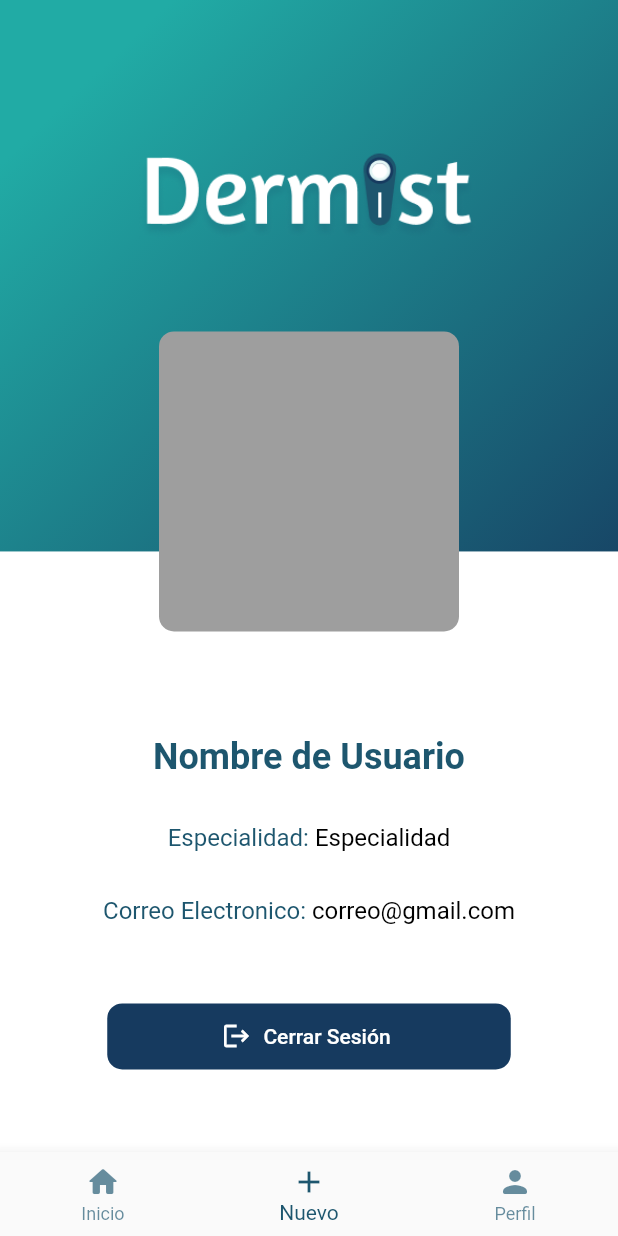
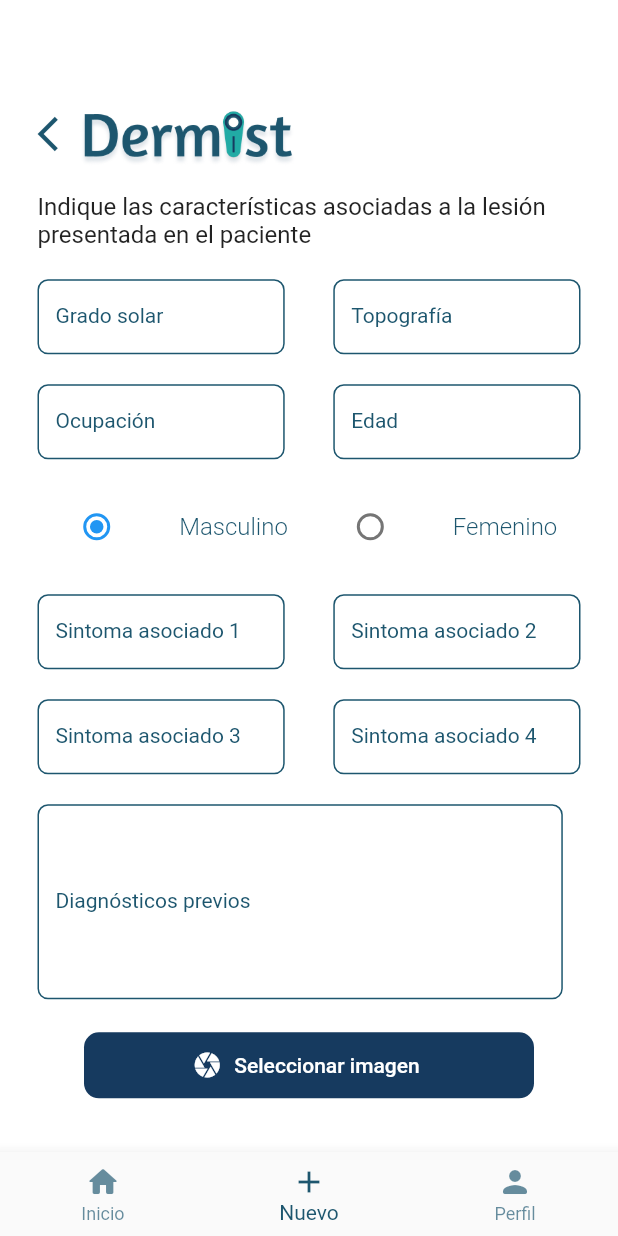
Before and after one commit to Joselian2204/DermistFront, a Flutter app: the NavBar screen opened directly, item 2 of the bottom bar chosen, on a phone screen of 412 x 824 dp. Run offline on Flutter 3.47's test engine with Material 2 defaults, Android fonts, the phone set to English and light mode, and no system bars; our stand-ins replace firebase_analytics, firebase_auth, firebase_core, get, google_sign_in; missing offline and left inert: dart:ffi; accounts and stored records are empty.

Commit message:
BottomSheet and Form added

```diff
--- a/lib/src/features/authentication/navbar/navbar.dart
+++ b/lib/src/features/authentication/navbar/navbar.dart
@@ -1,6 +1,7 @@
 import 'package:dermist/src/common_widgets/bottom_bar_item.dart';
 import 'package:dermist/src/constants/colors.dart';
 import 'package:dermist/src/features/authentication/controllers/navbar_controller.dart';
+import 'package:dermist/src/features/authentication/screens/form/form.dart';
 import 'package:dermist/src/features/authentication/screens/home_page/home_page.dart';
 import 'package:dermist/src/features/authentication/screens/profile/profile.dart';
 import 'package:flutter/material.dart';
@@ -17,6 +18,7 @@ class NavBar extends StatelessWidget{
           index: controller.tabIndex,
           children:[
             HomePage(),
+            FormDermist(),
             Profile(),
           ],
         ),
--- /dev/null
+++ b/lib/src/features/authentication/screens/form/Widgets/form_field.dart
@@ -0,0 +1,15 @@
+import 'package:flutter/material.dart';
+
+class CustomFormField extends StatelessWidget {
+  final TextEditingController _controller = TextEditingController();
+
+  CustomFormField({Key? key}) : super(key: key);
+
+  @override
+  Widget build(BuildContext context) {
+    final size = MediaQuery.of(context).size;
+    return TextFormField(
+      controller: _controller,
+    );
+  }
+}
--- /dev/null
+++ b/lib/src/features/authentication/screens/form/form.dart
@@ -0,0 +1,324 @@
+import 'package:dermist/src/constants/colors.dart';
+import 'package:dermist/src/constants/image_strings.dart';
+import 'package:dermist/src/features/authentication/screens/form/Widgets/form_field.dart';
+import 'package:dermist/src/utils/theme/widget_themes/log_in_btn.dart';
+import 'package:flutter/material.dart';
+
+class FormDermist extends StatelessWidget {
+  const FormDermist({Key? key}) : super(key: key);
+
+  @override
+  Widget build(BuildContext context) {
+    final size = MediaQuery.of(context).size;
+    int _value = 1;
+    return Scaffold(
+      body: SingleChildScrollView(
+        child: Container(
+          padding: const EdgeInsets.only(top: 60, left: 25, right: 25),
+          width: size.width,
+          height: size.height,
+          decoration: const BoxDecoration(
+            color: pureWhite,
+          ),
+          child: Column(
+            children: [
+              GestureDetector(
+                onTap: () {},
+                child: Row(
+                  children: const [
+                    Icon(Icons.arrow_back_ios, color: secondaryColor, size: 28),
+                    Image(
+                      image: AssetImage(imagotipoColor),
+                      width: 145,
+                    )
+                  ],
+                ),
+              ),
+              Row(
+                children: [
+                  Container(
+                    width: size.width * 0.86,
+                    padding: EdgeInsets.symmetric(vertical: 10),
+                    child: const Text(
+                      'Indique las características asociadas a la lesión presentada en el paciente',
+                      style: TextStyle(fontSize: 16),
+                    ),
+                  ),
+                ],
+              ),
+              const SizedBox(height: 10),
+              Row(
+                mainAxisAlignment: MainAxisAlignment.spaceBetween,
+                children: [
+                  Container(
+                    width: size.width * 0.4,
+                    height: 50,
+                    child: TextFormField(
+                      keyboardType: TextInputType.number,
+                      decoration: InputDecoration(
+                        hintText: "horas/día",
+                        labelText: 'Grado solar',
+                        labelStyle: const TextStyle(
+                            color: secondaryColor, fontSize: 14),
+                        enabledBorder: OutlineInputBorder(
+                            borderRadius: BorderRadius.circular(7),
+                            borderSide:
+                                BorderSide(color: secondaryColor, width: 1)),
+                        focusedBorder: OutlineInputBorder(
+                          borderRadius: BorderRadius.circular(7),
+                          borderSide:
+                              BorderSide(color: secondaryColor, width: 1),
+                        ),
+                      ),
+                    ),
+                  ),
+                  Container(
+                    width: size.width * 0.4,
+                    height: 50,
+                    child: TextFormField(
+                      keyboardType: TextInputType.text,
+                      decoration: InputDecoration(
+                        labelText: 'Topografía',
+                        hintText: "frente...",
+                        labelStyle: const TextStyle(
+                            color: secondaryColor, fontSize: 14),
+                        enabledBorder: OutlineInputBorder(
+                            borderRadius: BorderRadius.circular(7),
+                            borderSide:
+                                BorderSide(color: secondaryColor, width: 1)),
+                        focusedBorder: OutlineInputBorder(
+                          borderRadius: BorderRadius.circular(7),
+                          borderSide:
+                              BorderSide(color: secondaryColor, width: 1),
+                        ),
+                      ),
+                    ),
+                  )
+                ],
+              ),
+              const SizedBox(height: 20),
+              Row(
+                mainAxisAlignment: MainAxisAlignment.spaceBetween,
+                children: [
+                  Container(
+                    width: size.width * 0.4,
+                    height: 50,
+                    child: TextFormField(
+                      keyboardType: TextInputType.text,
+                      decoration: InputDecoration(
+                        hintText: "obrero...",
+                        labelText: 'Ocupación',
+                        labelStyle: const TextStyle(
+                            color: secondaryColor, fontSize: 14),
+                        enabledBorder: OutlineInputBorder(
+                            borderRadius: BorderRadius.circular(7),
+                            borderSide:
+                                BorderSide(color: secondaryColor, width: 1)),
+                        focusedBorder: OutlineInputBorder(
+                          borderRadius: BorderRadius.circular(7),
+                          borderSide:
+                              BorderSide(color: secondaryColor, width: 1),
+                        ),
+                      ),
+                    ),
+                  ),
+                  Container(
+                    width: size.width * 0.4,
+                    height: 50,
+                    child: TextFormField(
+                      keyboardType: TextInputType.number,
+                      decoration: InputDecoration(
+                        hintText: "22...",
+                        labelText: 'Edad',
+                        labelStyle: const TextStyle(
+                            color: secondaryColor, fontSize: 14),
+                        enabledBorder: OutlineInputBorder(
+                            borderRadius: BorderRadius.circular(7),
+                            borderSide:
+                                BorderSide(color: secondaryColor, width: 1)),
+                        focusedBorder: OutlineInputBorder(
+                          borderRadius: BorderRadius.circular(7),
+                          borderSide:
+                              BorderSide(color: secondaryColor, width: 1),
+                        ),
+                      ),
+                    ),
+                  )
+                ],
+              ),
+              const SizedBox(height: 20),
+              Row(
+                mainAxisAlignment: MainAxisAlignment.spaceAround,
+                children: [
+                  Container(
+                      height: 50,
+                      child: Radio(
+                        value: 1,
+                        groupValue: _value,
+                        onChanged: (value) {},
+                      )),
+                  const Text(
+                    'Masculino',
+                    style: TextStyle(
+                        fontSize: 16,
+                        fontWeight: FontWeight.w300,
+                        color: secondaryColor),
+                  ),
+                  Container(
+                      height: 50,
+                      child: Radio(
+                        value: 2,
+                        groupValue: _value,
+                        onChanged: (value) {}
+                      )),
+                  const Text('Femenino',
+                    style: TextStyle(
+                        fontSize: 16,
+                        fontWeight: FontWeight.w300,
+                        color: secondaryColor
+                    ),
+                  ),
+                ],
+              ),
+              const SizedBox(height: 20),
+              Row(
+                mainAxisAlignment: MainAxisAlignment.spaceBetween,
+                children: [
+                  Container(
+                    width: size.width * 0.4,
+                    height: 50,
+                    child: TextFormField(
+                      keyboardType: TextInputType.text,
+                      decoration: InputDecoration(
+                        labelText: 'Sintoma asociado 1',
+                        labelStyle: const TextStyle(
+                            color: secondaryColor, fontSize: 14),
+                        enabledBorder: OutlineInputBorder(
+                            borderRadius: BorderRadius.circular(7),
+                            borderSide:
+                            BorderSide(color: secondaryColor, width: 1)),
+                        focusedBorder: OutlineInputBorder(
+                          borderRadius: BorderRadius.circular(7),
+                          borderSide:
+                          BorderSide(color: secondaryColor, width: 1),
+                        ),
+                      ),
+                    ),
+                  ),
+                  Container(
+                    width: size.width * 0.4,
+                    height: 50,
+                    child: TextFormField(
+                      keyboardType: TextInputType.text,
+                      decoration: InputDecoration(
+                        labelText: 'Sintoma asociado 2',
+                        labelStyle: const TextStyle(
+                            color: secondaryColor, fontSize: 14),
+                        enabledBorder: OutlineInputBorder(
+                            borderRadius: BorderRadius.circular(7),
+                            borderSide:
+                            BorderSide(color: secondaryColor, width: 1)),
+                        focusedBorder: OutlineInputBorder(
+                          borderRadius: BorderRadius.circular(7),
+                          borderSide:
+                          BorderSide(color: secondaryColor, width: 1),
+                        ),
+                      ),
+                    ),
+                  )
+                ],
+              ),
+              const SizedBox(height: 20),
+              Row(
+                mainAxisAlignment: MainAxisAlignment.spaceBetween,
+                children: [
+                  Container(
+                    width: size.width * 0.4,
+                    height: 50,
+                    child: TextFormField(
+                      keyboardType: TextInputType.text,
+                      decoration: InputDecoration(
+                        labelText: 'Sintoma asociado 3',
+                        labelStyle: const TextStyle(
+                            color: secondaryColor, fontSize: 14),
+                        enabledBorder: OutlineInputBorder(
+                            borderRadius: BorderRadius.circular(7),
+                            borderSide:
+                            BorderSide(color: secondaryColor, width: 1)),
+                        focusedBorder: OutlineInputBorder(
+                          borderRadius: BorderRadius.circular(7),
+                          borderSide:
+                          BorderSide(color: secondaryColor, width: 1),
+                        ),
+                      ),
+                    ),
+                  ),
+                  Container(
+                    width: size.width * 0.4,
+                    height: 50,
+                    child: TextFormField(
+                      keyboardType: TextInputType.text,
+                      decoration: InputDecoration(
+                        labelText: 'Sintoma asociado 4',
+                        labelStyle: const TextStyle(
+                            color: secondaryColor, fontSize: 14),
+                        enabledBorder: OutlineInputBorder(
+                            borderRadius: BorderRadius.circular(7),
+                            borderSide:
+                            BorderSide(color: secondaryColor, width: 1)),
+                        focusedBorder: OutlineInputBorder(
+                          borderRadius: BorderRadius.circular(7),
+                          borderSide:
+                          BorderSide(color: secondaryColor, width: 1),
+                        ),
+                      ),
+                    ),
+                  )
+                ],
+              ),
+              const SizedBox(height: 20),
+              Row(
+                children: [
+                  SizedBox(
+                    height: 130,
+                    width: size.width * 0.85,//     <-- TextField expands to this height.
+                    child: TextField(
+                      maxLines: null, // Set this
+                      expands: true, // and this
+                      keyboardType: TextInputType.multiline,
+                      decoration: InputDecoration(
+                        labelText: 'Diagnósticos previos',
+                        labelStyle: const TextStyle(
+                            color: secondaryColor, fontSize: 14),
+                        enabledBorder: OutlineInputBorder(
+                            borderRadius: BorderRadius.circular(7),
+                            borderSide:
+                            BorderSide(color: secondaryColor, width: 1)),
+                        focusedBorder: OutlineInputBorder(
+                          borderRadius: BorderRadius.circular(7),
+                          borderSide:
+                          BorderSide(color: secondaryColor, width: 1),
+                        ),
+                      ),
+                    ),
+                  )
+                ],
+              ),
+              const SizedBox(height: 20),
+              ElevatedButton.icon(
+                  style: buttonCamera,
+                  onPressed: (){},
+                  icon: const Icon(
+                    Icons.camera,
+                    size: 20,
+                    color: pureWhite,
+                  ),
+                  label: const Text('Seleccionar imagen')
+              )
+            ],
+          ),
+        ),
+      ),
+    );
+  }
+}
--- /dev/null
+++ b/lib/src/features/authentication/screens/home_page/Widgets/bottom_sheet.dart
@@ -0,0 +1,104 @@
+import 'package:dermist/src/constants/colors.dart';
+import 'package:flutter/material.dart';
+
+class BottomSheetCard extends StatelessWidget{
+  const BottomSheetCard({Key? key}) : super(key: key);
+
+  @override
+  Widget build(BuildContext context) {
+    final size = MediaQuery.of(context).size;
+    return DraggableScrollableSheet(
+      initialChildSize: 0.8,
+      minChildSize: 0.5,
+      maxChildSize: 0.8,
+      builder: (_, controller) => Container(
+        decoration: const BoxDecoration(
+          borderRadius: BorderRadius.vertical(top: Radius.circular(20)),
+          color: pureWhite,
+        ),
+        //padding: const EdgeInsets.all(16),
+        child: ListView(
+          controller: controller,
+          children: [
+            Row(
+              children: [
+                Container(
+                  padding: const EdgeInsets.all(0),
+                  height: 250,
+                  width: size.width,
+                  decoration: const BoxDecoration(
+                      borderRadius: BorderRadius.vertical(top: Radius.circular(20)),
+                      image: DecorationImage(
+                          image: AssetImage('assets/images/card/one.png'),
+                          fit: BoxFit.fitWidth
+                      )
+                  ),
+                )
+              ],
+            ),
+            Container(
+              padding: const EdgeInsets.all(20),
+              child: Column(
+                children: [
+                  Row(
+                    mainAxisAlignment: MainAxisAlignment.center,
+                    children: const [
+                      Text('Nombre Enfermedad',
+                        style: TextStyle(
+                            color: secondaryColor,
+                            fontSize: 24,
+                            fontWeight: FontWeight.bold
+                        ),
+                      ),
+                    ],
+                  ),
+                  const SizedBox(height: 20),
+                  Row(
+                    children: [
+                      Container(
+                        //color: primaryColor,
+                        width: size.width * 0.89,
+                        padding: const EdgeInsets.symmetric(horizontal: 10),
+                        child: const Text(
+                          'La rosácea es una afección común de la piel que causa rubor o enrojecimiento y vasos sanguíneos visibles en la cara. Además, puede producir pequeños bultos llenos de pus. Estos signos y síntomas pueden aparecer durante semanas o meses y luego desaparecer por un tiempo. La rosácea puede confundirse con el acné, otros problemas de la piel o la rubicundez natural.',
+                          style: TextStyle(fontSize: 16),
+                        ),
+                      )
+                    ],
+                  ),
+                  Row(
+                    children: [
+                      Container(
+                        padding: const EdgeInsets.symmetric(vertical: 20,horizontal: 10),
+                        child: const Text('Signos',
+                          style: TextStyle(
+                              color: secondaryColor,
+                              fontSize: 16,
+                              fontWeight: FontWeight.bold
+                          ),
+                        ),
+                      ),
+                    ],
+                  ),
+                  Row(
+                    children: [
+                      Container(
+                        padding: const EdgeInsets.symmetric(horizontal: 30),
+                        child: const Text('Sintoma 1...',
+                          style: TextStyle(
+                            fontSize: 16,
+                          ),
+                        ),
+                      ),
+                    ],
+                  )
+                ],
+              ),
+            ),
+          ],
+        ),
+      ),
+    );
+  }
+
+}
--- a/lib/src/features/authentication/screens/home_page/Widgets/card.dart
+++ b/lib/src/features/authentication/screens/home_page/Widgets/card.dart
@@ -1,12 +1,15 @@
+import 'dart:ffi';
+
 import 'package:dermist/src/constants/colors.dart';
+import 'package:dermist/src/features/authentication/screens/home_page/Widgets/bottom_sheet.dart';
 import 'package:flutter/material.dart';
+import 'package:get/get.dart';
 
-class CardModel extends StatelessWidget{
+class CardModel extends StatelessWidget {
   const CardModel({Key? key}) : super(key: key);
 
   @override
   Widget build(BuildContext context) {
-    final size = MediaQuery.of(context).size;
 
     final List<String> _listItem = [
       'assets/images/card/three.png',
@@ -26,27 +29,31 @@ class CardModel extends StatelessWidget{
         padding: const EdgeInsets.only(left: 17, right: 17, top: 10),
         crossAxisSpacing: 3,
         mainAxisSpacing: 3,
-        children: _listItem.map((item) => Card(
+        children: _listItem
+            .map((item) => Card(
                 color: Colors.transparent,
                 elevation: 0,
+                child: GestureDetector(
+                  onTap: () => showModalBottomSheet(
+                    backgroundColor: Colors.transparent,
+                    isScrollControlled: true,
+                    context: context,
+                    builder: (context) => const BottomSheetCard(),
+                  ),
                   child: Stack(
                     children: [
                       Container(
                         decoration: BoxDecoration(
                             borderRadius: BorderRadius.circular(10),
                             image: DecorationImage(
-                          image: AssetImage(item),
-                          fit: BoxFit.cover
-                      ),
+                                image: AssetImage(item), fit: BoxFit.cover),
                             boxShadow: const [
                               BoxShadow(
                                   offset: Offset(0, 1),
                                   spreadRadius: -5,
                                   blurRadius: 12,
-                        color: Color.fromRGBO(201, 201, 201, 1)
-                      )
-                    ]
-                  ),
+                                  color: Color.fromRGBO(201, 201, 201, 1))
+                            ]),
                       ),
                       Container(
                         padding: const EdgeInsets.only(top: 14, left: 10),
@@ -55,8 +62,9 @@ class CardModel extends StatelessWidget{
                         width: 180,
                         decoration: const BoxDecoration(
                             color: transparencyBlack,
-                      borderRadius: BorderRadius.only(bottomLeft: Radius.circular(10),bottomRight: Radius.circular(10))
-                  ),
+                            borderRadius: BorderRadius.only(
+                                bottomLeft: Radius.circular(10),
+                                bottomRight: Radius.circular(10))),
                         child: const Text(
                           'Enfermedad',
                           style: TextStyle(
@@ -66,10 +74,10 @@ class CardModel extends StatelessWidget{
                         ),
                       ),
                     ],
-            )
-        )).toList(),
+                  ),
+                )))
+            .toList(),
       ),
     );
   }
-
 }
--- a/lib/src/routing/routes.dart
+++ b/lib/src/routing/routes.dart
@@ -1,4 +1,5 @@
 import 'package:dermist/src/features/authentication/navbar/navbar.dart';
+import 'package:dermist/src/features/authentication/screens/form/form.dart';
 import 'package:dermist/src/features/authentication/screens/home_page/home_page.dart';
 import 'package:dermist/src/features/authentication/screens/profile/profile.dart';
 import 'package:get/get.dart';
@@ -7,14 +8,17 @@ class AppPage{
   static List<GetPage> routes = [
     GetPage(name: navbar, page: ()=> NavBar()),
     GetPage(name: home, page: ()=> HomePage()),
+    GetPage(name: formd, page: ()=> FormDermist()),
     GetPage(name: profile, page: ()=> Profile()),
   ];
 
   static getnavbar() => navbar;
   static gethome() => home;
+  static getform() => formd;
   static getprofile() => profile;
 
   static String navbar = '/';
   static String home = '/home';
+  static String formd = '/formd';
   static String profile = '/profile';
 }
--- a/lib/src/utils/theme/widget_themes/log_in_btn.dart
+++ b/lib/src/utils/theme/widget_themes/log_in_btn.dart
@@ -11,3 +11,14 @@ final ButtonStyle buttonLogIn = ElevatedButton.styleFrom(
     )
   )
 );
+
+final ButtonStyle buttonCamera = ElevatedButton.styleFrom(
+    minimumSize: Size(300, 44),
+    primary: primaryColor,
+    elevation: 0,
+    shape: const RoundedRectangleBorder(
+        borderRadius: BorderRadius.all(
+            Radius.circular(10)
+        )
+    )
+);
```
Lines whose indentation alone changed are shown as unchanged.
